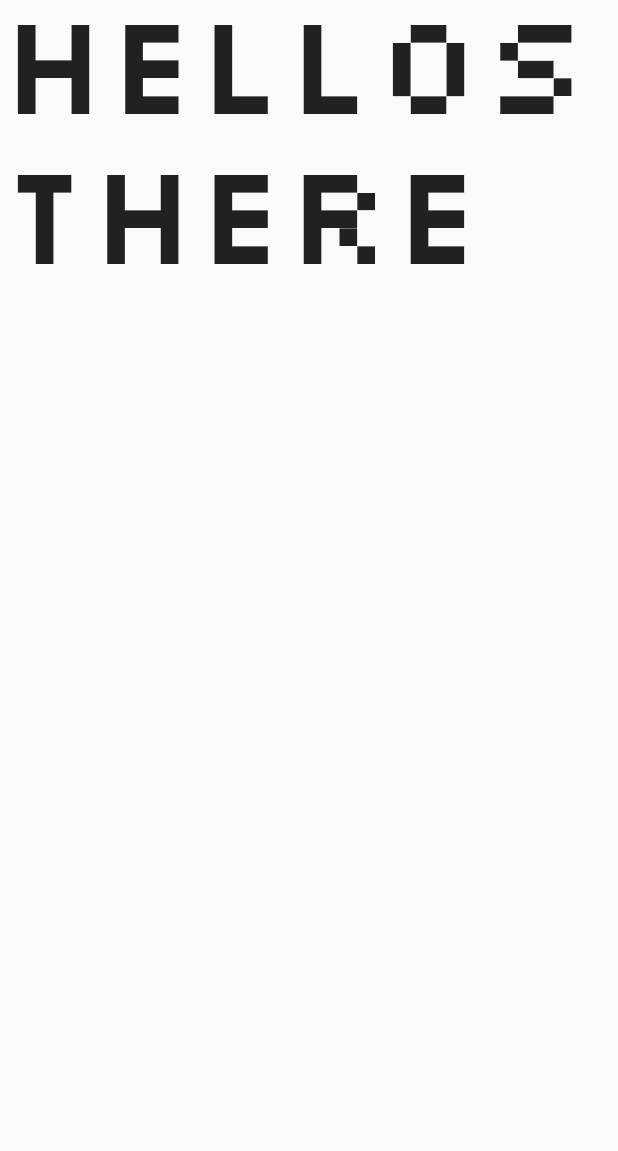
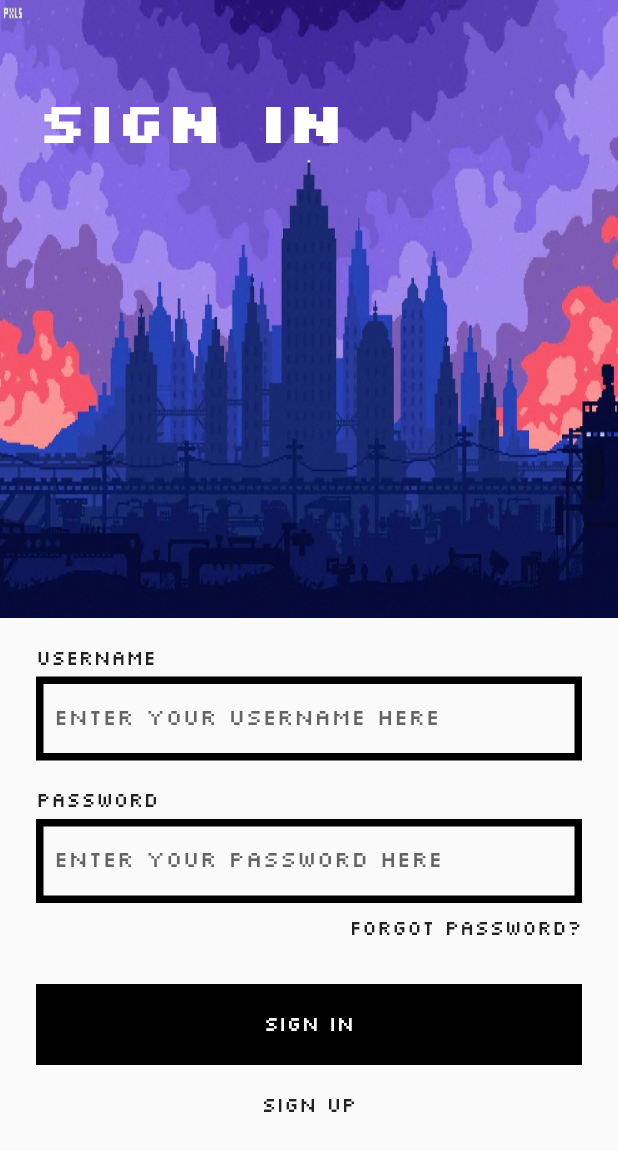
Before and after one commit to Iconicto/recyclomedia, a Flutter app: the screen it shows after launch, on a phone screen of 412 x 824 dp. Shown: the top 1151 px of the screen. Run offline on Flutter 3.47's test engine with Material 2 defaults, Android fonts, the phone set to English and light mode, and no system bars.

Commit message:
added sign in page

```diff
--- a/recyclomedia/lib/main.dart
+++ b/recyclomedia/lib/main.dart
@@ -1,12 +1,13 @@
 import 'package:flutter/material.dart';
+import 'package:recyclomedia/assets/fonts.dart';
 import 'package:recyclomedia/pages/home.page.dart';
+import 'package:recyclomedia/pages/login.page.dart';
 
 void main() {
   runApp(MyApp());
 }
 
 class MyApp extends StatelessWidget {
-
   @override
   Widget build(BuildContext context) {
     return MaterialApp(
@@ -14,8 +15,9 @@ class MyApp extends StatelessWidget {
       theme: ThemeData(
         primarySwatch: Colors.blue,
         visualDensity: VisualDensity.adaptivePlatformDensity,
+        fontFamily: Fonts.SilkScreen,
       ),
-      home: HomePage(),
+      home: LoginPage(),
     );
   }
 }
--- /dev/null
+++ b/recyclomedia/lib/pages/login.page.dart
@@ -0,0 +1,147 @@
+import 'package:flutter/material.dart';
+
+class LoginPage extends StatelessWidget {
+  @override
+  Widget build(BuildContext context) {
+    return Scaffold(
+      body: Column(
+        children: [
+          Expanded(
+            child: Stack(
+              children: [
+                Container(
+                  height: double.infinity,
+                  width: double.infinity,
+                  color: Colors.red,
+                  child: Image.asset(
+                    "lib/assets/images/login.jpg",
+                    fit: BoxFit.fill,
+                  ),
+                ),
+                Positioned(
+                  top: 65,
+                  left: 25,
+                  child: Text(
+                    "Sign In",
+                    style: TextStyle(
+                        color: Colors.white,
+                        fontSize: 40,
+                        fontWeight: FontWeight.bold),
+                  ),
+                )
+              ],
+            ),
+          ),
+          Expanded(
+            child: Padding(
+              padding: EdgeInsets.symmetric(horizontal: 24),
+              child: SingleChildScrollView(
+                child: Column(
+                  crossAxisAlignment: CrossAxisAlignment.start,
+                  children: [
+                    Divider(
+                      height: 20,
+                      color: Colors.transparent,
+                    ),
+                    Text("Username"),
+                    Divider(
+                      height: 5,
+                      color: Colors.transparent,
+                    ),
+                    TextField(
+                      decoration: InputDecoration(
+                        hintText: 'Enter your username here',
+                        enabledBorder: OutlineInputBorder(
+                          borderSide: BorderSide(
+                            color: Colors.black,
+                            width: 5,
+                          ),
+                          borderRadius: BorderRadius.circular(0),
+                        ),
+                        focusedBorder: OutlineInputBorder(
+                          borderSide: BorderSide(
+                            color: Colors.black,
+                            width: 5,
+                          ),
+                          borderRadius: BorderRadius.circular(0),
+                        ),
+                        border: OutlineInputBorder(
+                          borderSide: BorderSide(
+                            color: Colors.black,
+                            width: 5,
+                          ),
+                          borderRadius: BorderRadius.circular(0),
+                        ),
+                      ),
+                    ),
+                    Divider(
+                      height: 20,
+                      color: Colors.transparent,
+                    ),
+                    Text("Password"),
+                    Divider(
+                      height: 5,
+                      color: Colors.transparent,
+                    ),
+                    TextField(
+                      decoration: InputDecoration(
+                        hintText: 'Enter your password here',
+                        enabledBorder: OutlineInputBorder(
+                          borderSide: BorderSide(
+                            color: Colors.black,
+                            width: 5,
+                          ),
+                          borderRadius: BorderRadius.circular(0),
+                        ),
+                        focusedBorder: OutlineInputBorder(
+                          borderSide: BorderSide(
+                            color: Colors.black,
+                            width: 5,
+                          ),
+                          borderRadius: BorderRadius.circular(0),
+                        ),
+                        border: OutlineInputBorder(
+                          borderSide: BorderSide(
+                            color: Colors.black,
+                            width: 5,
+                          ),
+                          borderRadius: BorderRadius.circular(0),
+                        ),
+                      ),
+                    ),
+                    Divider(
+                      height: 10,
+                      color: Colors.transparent,
+                    ),
+                    Row(
+                      mainAxisAlignment: MainAxisAlignment.end,
+                      children: [
+                        Text("Forgot Password?"),
+                      ],
+                    ),
+                    Divider(
+                      height: 30,
+                      color: Colors.transparent,
+                    ),
+                    Container(
+                      padding: EdgeInsets.symmetric(vertical: 20),
+                      alignment: Alignment.center,
+                      child: Text("SIGN IN",
+                          style: TextStyle(color: Colors.white)),
+                      color: Colors.black,
+                    ),
+                    Container(
+                      padding: EdgeInsets.symmetric(vertical: 20),
+                      alignment: Alignment.center,
+                      child: Text("SIGN UP"),
+                    )
+                  ],
+                ),
+              ),
+            ),
+          )
+        ],
+      ),
+    );
+  }
+}
--- a/recyclomedia/pubspec.yaml
+++ b/recyclomedia/pubspec.yaml
@@ -38,4 +38,5 @@ flutter:
       fonts:
         - asset: lib/assets/fonts/DisposableDroidBB.ttf
         - asset: lib/assets/fonts/DisposableDroidBB_bld.ttf
-# assets:
+  assets:
+    - lib/assets/images/login.jpg
```
Also changed, not shown: recyclomedia/lib/assets/images/login.jpg (added), recyclomedia/pubspec.lock.
